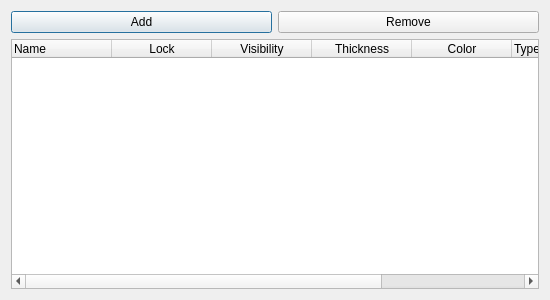
This is UI/QtDesignerUI/LayerBox.ui in mzahidberber/DrawCAD as Qt 5 draws it before an edit. The edited form follows.
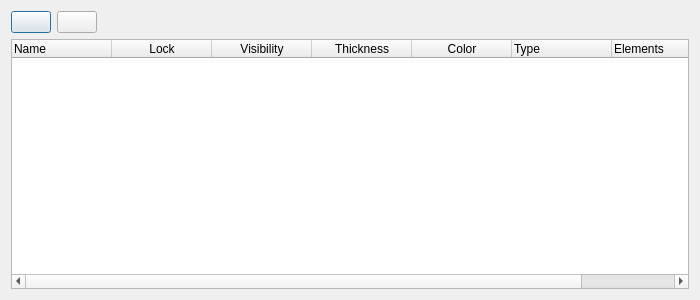
This is the edited form. Icons and pictures are not drawn.

The edit to the form file:
```diff
--- a/UI/QtDesignerUI/LayerBox.ui
+++ b/UI/QtDesignerUI/LayerBox.ui
@@ -6,7 +6,7 @@
    <rect>
     <x>0</x>
     <y>0</y>
-    <width>550</width>
+    <width>700</width>
     <height>300</height>
    </rect>
   </property>
@@ -25,17 +25,38 @@
      <item>
       <widget class="QPushButton" name="AddLayer">
        <property name="text">
-        <string>Add</string>
+        <string/>
+       </property>
+       <property name="icon">
+        <iconset resource="../ImagesSrc.qrc">
+         <normaloff>:/Image/Images/addBtn.png</normaloff>:/Image/Images/addBtn.png</iconset>
        </property>
       </widget>
      </item>
      <item>
       <widget class="QPushButton" name="RemoveLayer">
        <property name="text">
-        <string>Remove</string>
+        <string/>
+       </property>
+       <property name="icon">
+        <iconset resource="../ImagesSrc.qrc">
+         <normaloff>:/Image/Images/deleteBtn.png</normaloff>:/Image/Images/deleteBtn.png</iconset>
        </property>
       </widget>
      </item>
+     <item>
+      <spacer name="horizontalSpacer">
+       <property name="orientation">
+        <enum>Qt::Horizontal</enum>
+       </property>
+       <property name="sizeHint" stdset="0">
+        <size>
+         <width>40</width>
+         <height>20</height>
+        </size>
+       </property>
+      </spacer>
+     </item>
     </layout>
    </item>
    <item>
```
Left out of the diff: 4 changed lines with no effect on the pictures.
